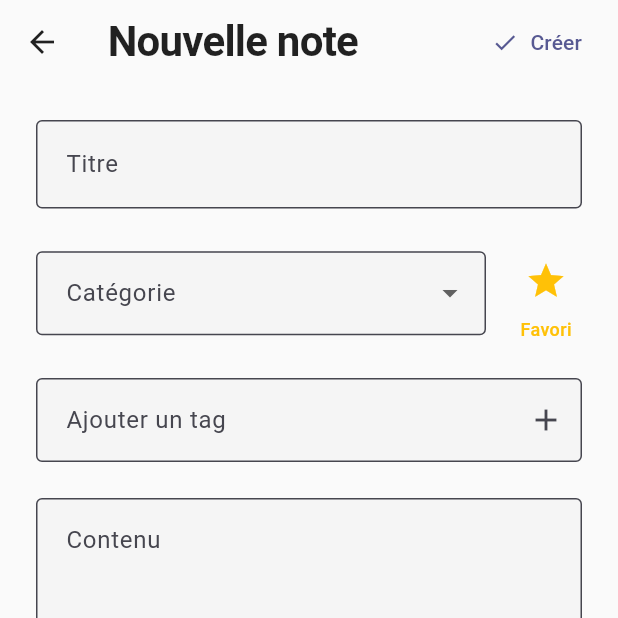
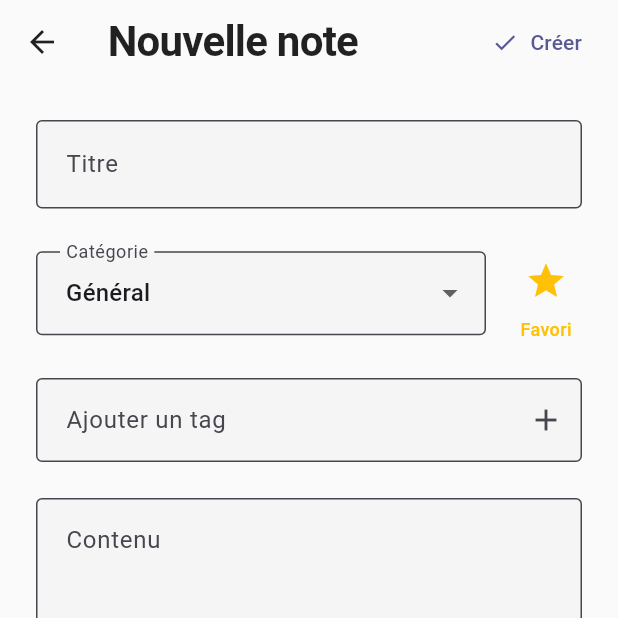
Before and after one commit to Fanilo-Nantenaina/gestionnaire_de_notes, a Flutter app: the NoteDetailScreen screen opened directly, after a tap on the "star border" icon, on a phone screen of 412 x 824 dp, the top half of it. Run offline on Flutter 3.47's test engine with Material 3 defaults, Android fonts, the phone set to English and light mode, and no system bars; our stand-ins replace device_info_plus, open_file, pdf, share_plus, shared_preferences, sqflite; accounts and stored records are empty.

Commit message:
Resolved category component error

```diff
--- a/lib/screens/note_detail_screen.dart
+++ b/lib/screens/note_detail_screen.dart
@@ -19,14 +19,14 @@ class _NoteDetailScreenState extends State<NoteDetailScreen> {
   late final TextEditingController _tagController;
 
   bool _isFavorite = false;
-  String _selectedCategory = 'General';
+  String _selectedCategory = 'Général';
   List<String> _tags = [];
   bool _isLoading = false;
 
   bool get _isEditing => widget.note != null;
 
   static const _categories = [
-    'Général', 'Travail', 'Personel', 'Idées', 'Shopping',
+    'Général', 'Travail', 'Personnel', 'Idées', 'Shopping',
     'Voyages', 'Santé', 'Finance', 'Education', 'Projets'
   ];
 
```
